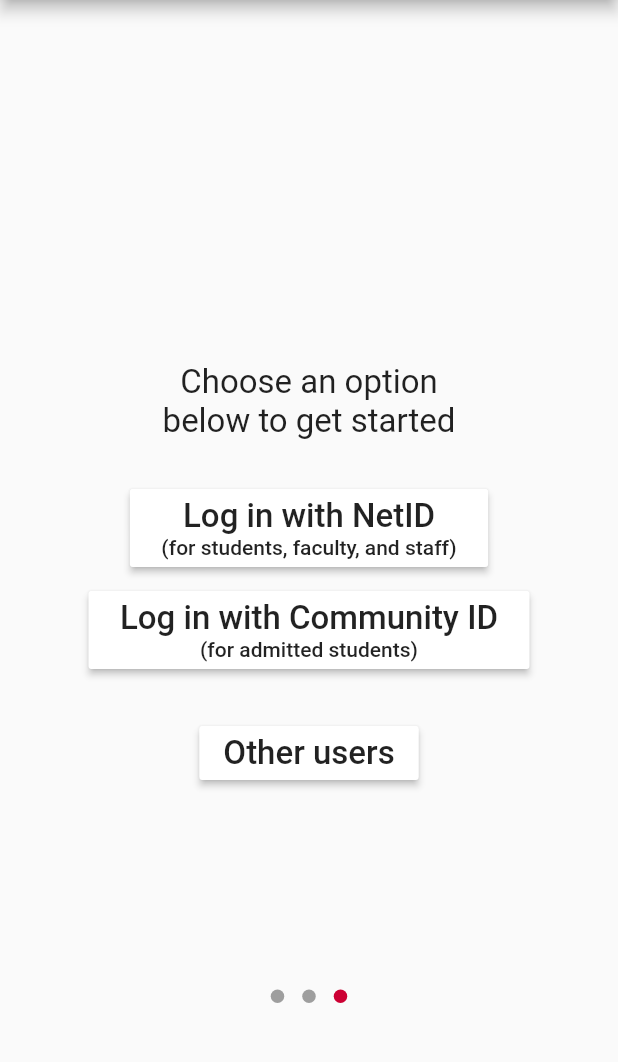
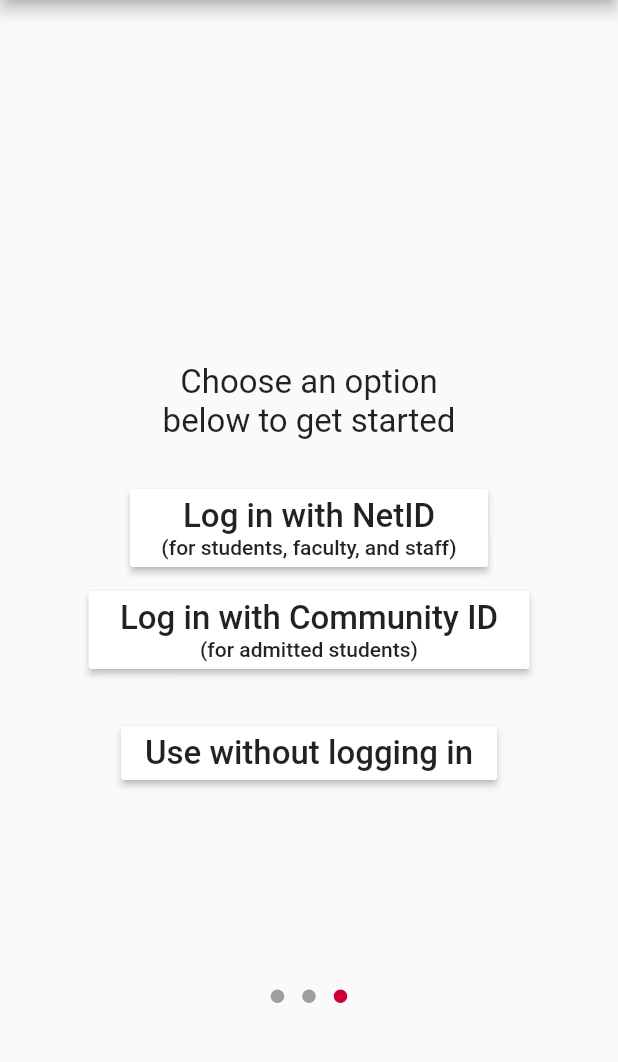
Before and after one commit to mileskrell/rutgers-flutter-mock, a Flutter app: the screen it shows after launch, swiped to page 3, on a phone screen of 412 x 824 dp, the part 84-1146 px from its top. Run offline on Flutter 3.47's test engine with Material 2 defaults, Android fonts, the phone set to English and light mode, and no system bars; drawn by our look-alikes of dots_indicator; our stand-ins replace shared_preferences, webview_flutter.

Commit message:
LoginRoute: Improve "other users" button text

```diff
--- a/lib/routes/route_login.dart
+++ b/lib/routes/route_login.dart
@@ -89,7 +89,7 @@ class LoginRoute extends StatelessWidget {
           ),
           RaisedButton(
             child: Text(
-              "Other users",
+              "Use without logging in",
               style: bigTextStyle,
             ),
             color: Colors.white,
```
